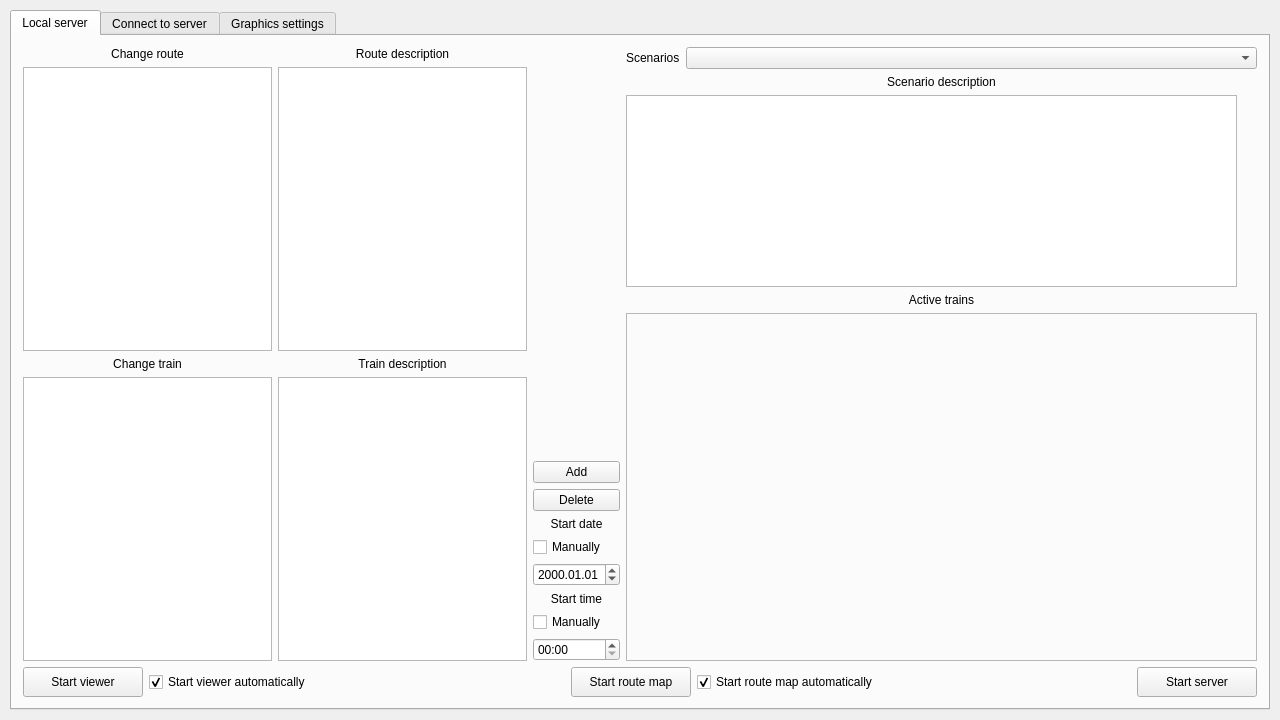
First picture: the form in launcher/forms/mainwindow.ui, repository maisvendoo/RRS, before the edit.
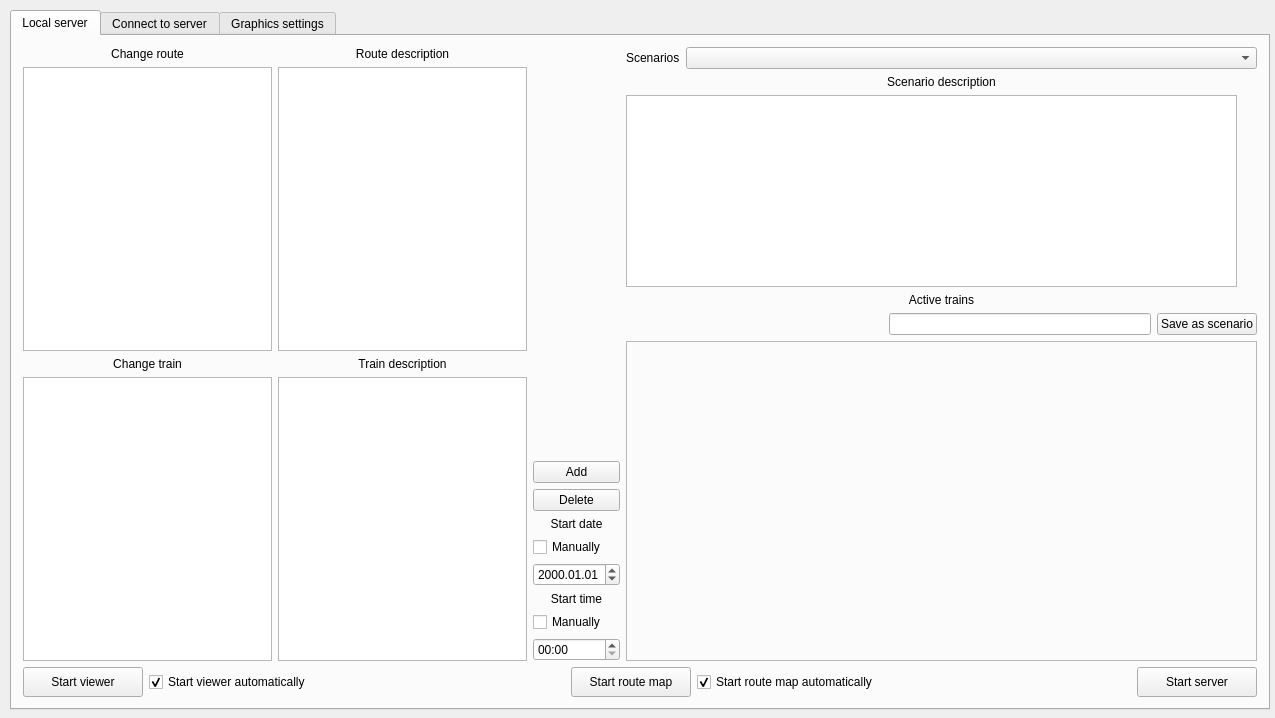
Second picture: the form after the edit.

Commit message: Заготовка под сохранение стартовой конфигурации в виде сценария. Осталось настроить интерфейс и написать слот сохранения

Diff of the .ui file:
```diff
--- a/launcher/forms/mainwindow.ui
+++ b/launcher/forms/mainwindow.ui
@@ -6,8 +6,8 @@
    <rect>
     <x>0</x>
     <y>0</y>
-    <width>1280</width>
-    <height>720</height>
+    <width>1275</width>
+    <height>718</height>
    </rect>
   </property>
   <property name="windowTitle">
@@ -387,6 +387,33 @@
               </property>
              </widget>
             </item>
+            <item>
+             <layout class="QHBoxLayout" name="horizontalLayout_20">
+              <item>
+               <spacer name="horizontalSpacer_6">
+                <property name="orientation">
+                 <enum>Qt::Horizontal</enum>
+                </property>
+                <property name="sizeHint" stdset="0">
+                 <size>
+                  <width>40</width>
+                  <height>20</height>
+                 </size>
+                </property>
+               </spacer>
+              </item>
+              <item>
+               <widget class="QLineEdit" name="leScnName"/>
+              </item>
+              <item>
+               <widget class="QPushButton" name="bpSaveAsScenario">
+                <property name="text">
+                 <string>Save as scenario</string>
+                </property>
+               </widget>
+              </item>
+             </layout>
+            </item>
             <item>
              <widget class="QFrame" name="frame">
               <property name="sizePolicy">
```
